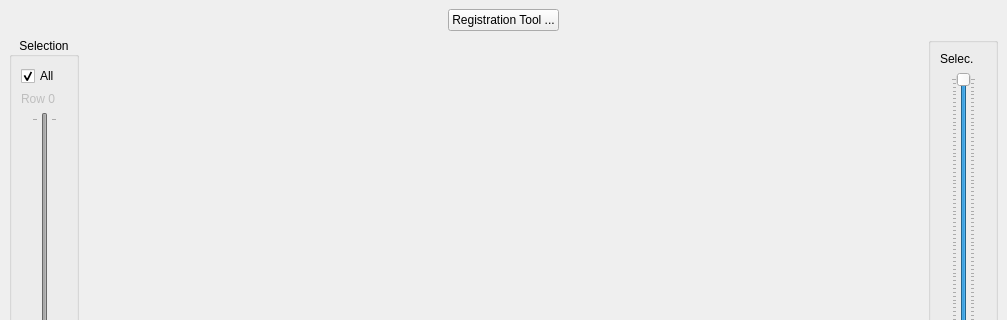
Before: the Qt Designer form ui/ui_registration.ui in neutronimaging/python_notebooks, drawn with Qt 5; both pictures show x 0 to 1007 and y 0 to 320 of the 1007 by 1149 pixel window.
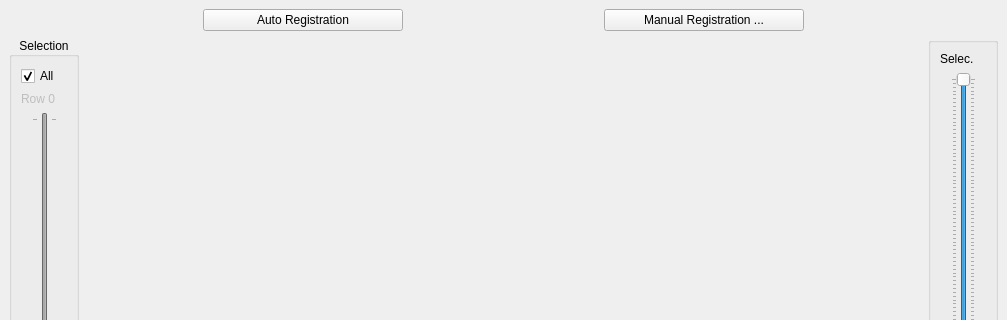
After: the same form once the commit is applied.

Commit message: Started auto alignmenet (shift only) of data

The edit to the form file:
```diff
--- a/ui/ui_registration.ui
+++ b/ui/ui_registration.ui
@@ -40,9 +40,41 @@
        </spacer>
       </item>
       <item>
-       <widget class="QPushButton" name="registration_tool_button">
+       <widget class="QPushButton" name="pushButton">
+        <property name="minimumSize">
+         <size>
+          <width>200</width>
+          <height>0</height>
+         </size>
+        </property>
         <property name="text">
-         <string>Registration Tool ...</string>
+         <string>Auto Registration</string>
+        </property>
+       </widget>
+      </item>
+      <item>
+       <spacer name="horizontalSpacer_4">
+        <property name="orientation">
+         <enum>Qt::Horizontal</enum>
+        </property>
+        <property name="sizeHint" stdset="0">
+         <size>
+          <width>40</width>
+          <height>20</height>
+         </size>
+        </property>
+       </spacer>
+      </item>
+      <item>
+       <widget class="QPushButton" name="manual_registration_button">
+        <property name="minimumSize">
+         <size>
+          <width>200</width>
+          <height>0</height>
+         </size>
+        </property>
+        <property name="text">
+         <string>Manual Registration ...</string>
         </property>
        </widget>
       </item>
```
Left out of the diff: 25 changed lines with no effect on the pictures. The commit also changes 3 other files.
